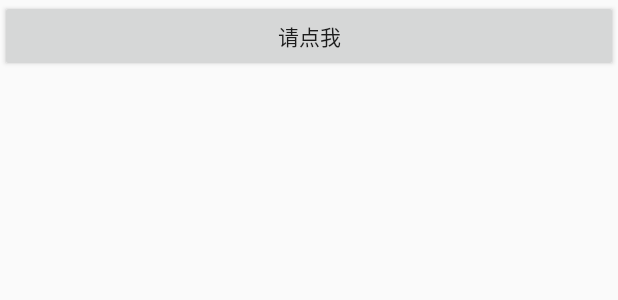
After one commit to a-wander/Android_FLC, an Android app: the layout second_layout.xml on its own in the app's theme, with its tools: preview values and no code run, on a phone screen of 412 x 824 dp. The commit adds this screen. Shown: the top 300 px of the screen. Run offline under Robolectric (Android 15) with nearby library versions, the phone set to English and light mode, and no system bars.

Commit message:
使用startActivity和Intent启动另一个activity

```diff
--- a/ActivityTest/app/src/main/java/com/zhangyong/activitytest/FirstActivity.java
+++ b/ActivityTest/app/src/main/java/com/zhangyong/activitytest/FirstActivity.java
@@ -1,5 +1,6 @@
 package com.zhangyong.activitytest;
 
+import android.content.Intent;
 import android.support.v7.app.AppCompatActivity;
 import android.os.Bundle;
 import android.view.Menu;
@@ -21,6 +22,8 @@ public class FirstActivity extends AppCompatActivity {
             @Override
             public void onClick(View view) {
                 Toast.makeText(FirstActivity.this, "你真听话！", Toast.LENGTH_SHORT).show();
+                Intent intent = new Intent(FirstActivity.this, SecondActivity.class);
+                startActivity(intent);
             }
         });
     }
@@ -35,7 +38,7 @@ public class FirstActivity extends AppCompatActivity {
     public boolean onOptionsItemSelected(MenuItem item) {
         switch (item.getItemId()){
             case R.id.add_item:
-                Toast.makeText(FirstActivity.this, "不要乱点", Toast.LENGTH_SHORT).show();
+                Toast.makeText(FirstActivity.this, "不要乱点", Toast.LENGTH_LONG).show();
                 break;
             case R.id.remove_item:
                 Toast.makeText(FirstActivity.this, "就知道你会乱点，没了吧！", Toast.LENGTH_SHORT).show();
--- /dev/null
+++ b/ActivityTest/app/src/main/res/layout/second_layout.xml
@@ -0,0 +1,15 @@
+<?xml version="1.0" encoding="utf-8"?>
+<LinearLayout xmlns:android="http://schemas.android.com/apk/res/android"
+    xmlns:tools="http://schemas.android.com/tools"
+    android:id="@+id/second_layout"
+    android:orientation="vertical"
+    android:layout_width="match_parent"
+    android:layout_height="wrap_content"
+    tools:context="com.zhangyong.activitytest.SecondActivity">
+
+    <Button
+        android:id="@+id/button_2"
+        android:layout_width="match_parent"
+        android:layout_height="wrap_content"
+        android:text="请点我" />
+</LinearLayout>
--- /dev/null
+++ b/ActivityTest/app/src/main/res/values-w820dp/dimens.xml
@@ -0,0 +1,6 @@
+<resources>
+    <!-- Example customization of dimensions originally defined in res/values/dimens.xml
+         (such as screen margins) for screens with more than 820dp of available width. This
+         would include 7" and 10" devices in landscape (~960dp and ~1280dp respectively). -->
+    <dimen name="activity_horizontal_margin">64dp</dimen>
+</resources>
--- /dev/null
+++ b/ActivityTest/app/src/main/res/values/dimens.xml
@@ -0,0 +1,5 @@
+<resources>
+    <!-- Default screen margins, per the Android Design guidelines. -->
+    <dimen name="activity_horizontal_margin">16dp</dimen>
+    <dimen name="activity_vertical_margin">16dp</dimen>
+</resources>
```
Also changed, not shown: ActivityTest/app/src/main/AndroidManifest.xml (+6 -2 lines), ActivityTest/app/src/main/java/com/zhangyong/activitytest/SecondActivity.java (added, +13 -0 lines).
